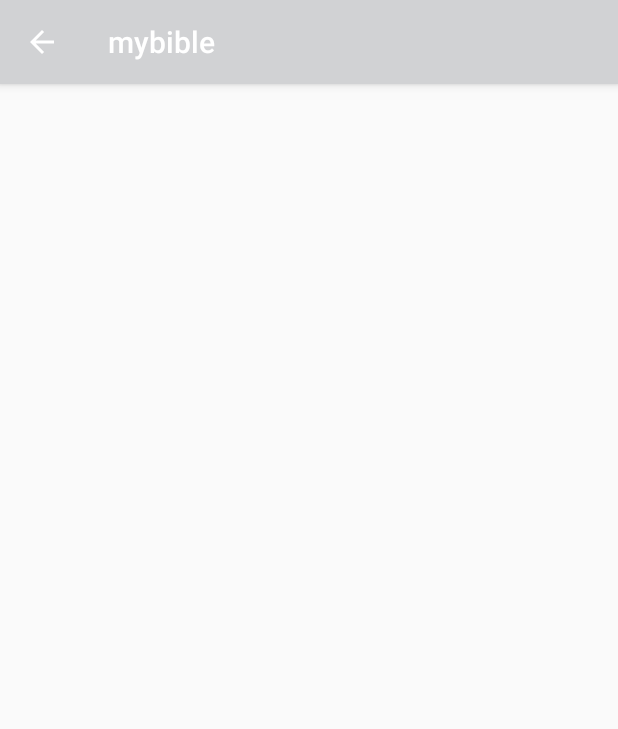
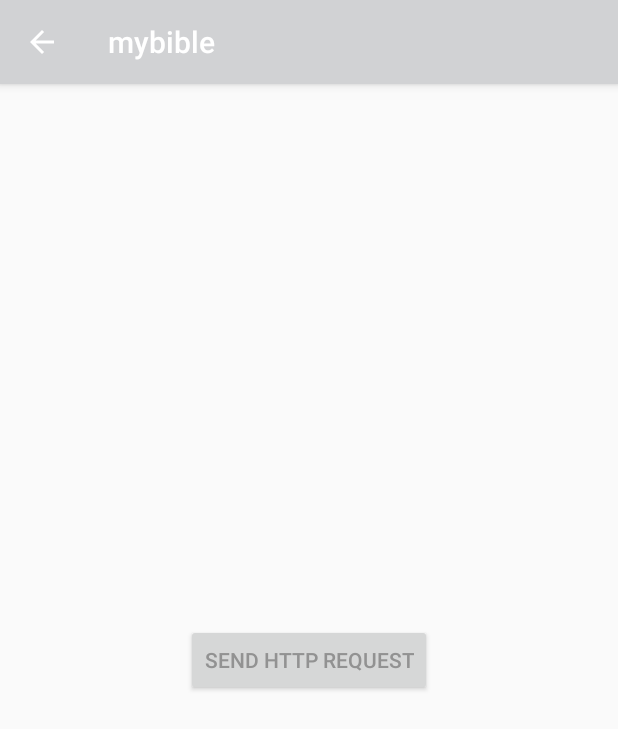
Before and after one commit to duartevicentedrumond/mybible, an Android app: the main_menu_activity screen opened directly, with no data from a screen before it, on a phone screen of 412 x 824 dp. Shown: the top 729 px of the screen. Run offline under Robolectric (Android 15) with nearby library versions, the phone set to English and light mode, and no system bars; our stand-ins replace Volley.

Commit message:
http request

```diff
--- a/app/build.gradle
+++ b/app/build.gradle
@@ -25,4 +25,6 @@
     testImplementation 'junit:junit:4.12'
     androidTestImplementation 'com.android.support.test:runner:1.0.1'
     androidTestImplementation 'com.android.support.test.espresso:espresso-core:3.0.1'
+
+    compile 'com.android.volley:volley:1.0.0'
 }
--- a/app/src/main/AndroidManifest.xml
+++ b/app/src/main/AndroidManifest.xml
@@ -29,4 +29,7 @@
             android:resource="@array/preloaded_fonts" />
     </application>
 
+    <!--  Internet Permissions -->
+    <uses-permission android:name="android.permission.INTERNET" />
+
 </manifest>
--- a/app/src/main/java/com/example/duart/mybible/main_menu_activity.java
+++ b/app/src/main/java/com/example/duart/mybible/main_menu_activity.java
@@ -3,8 +3,27 @@
 import android.content.Intent;
 import android.support.v7.app.AppCompatActivity;
 import android.os.Bundle;
+import android.util.Log;
+import android.view.View;
+import android.widget.Button;
+
+import com.android.volley.Request;
+import com.android.volley.RequestQueue;
+import com.android.volley.Response;
+import com.android.volley.VolleyError;
+import com.android.volley.toolbox.StringRequest;
+import com.android.volley.toolbox.Volley;
 
 public class main_menu_activity extends AppCompatActivity {
+
+    private static final String TAG = main_menu_activity.class.getName();
+    private static final String REQUESTTAG = "string request first";
+    private Button btnSendRequest;
+
+    private RequestQueue mRequestQueue;
+
+    private StringRequest stringRequest;
+    private String url = "http://www.mocky.io/v2/5a82e6352f00007d0074bc0c";
 
     @Override
     protected void onCreate(Bundle savedInstanceState) {
@@ -13,5 +32,49 @@
 
         Intent intent_main_menu = getIntent();
 
+        btnSendRequest = (Button) findViewById(R.id.btn_send_request);
+
+        btnSendRequest.setOnClickListener(new View.OnClickListener() {
+            @Override
+            public void onClick(View view) {
+
+                sendRequestAndPrintResponse();
+
+            }
+        });
+
+    }
+
+    private void sendRequestAndPrintResponse() {
+
+        mRequestQueue = Volley.newRequestQueue(this);
+
+        stringRequest = new StringRequest(Request.Method.GET, url, new Response.Listener<String>() {
+            @Override
+            public void onResponse(String response) {
+
+                Log.i(TAG, "Reponse: " + response.toString());
+
+            }
+        }, new Response.ErrorListener() {
+            @Override
+            public void onErrorResponse(VolleyError error) {
+
+                Log.i(TAG, "Error: " + error.toString());
+
+            }
+        });
+
+        stringRequest.setTag(REQUESTTAG);
+        mRequestQueue.add(stringRequest);
+
+    }
+
+    @Override
+    protected void onStop() {
+        super.onStop();
+        if (mRequestQueue != null){
+            mRequestQueue.cancelAll(REQUESTTAG);
+        }
     }
 }
--- a/app/src/main/res/layout/activity_main.xml
+++ b/app/src/main/res/layout/activity_main.xml
@@ -44,6 +44,7 @@
         android:fontFamily="@font/open_sans"
         android:onClick="login_validation"
         android:text="@string/password_validate"
+        android:textAllCaps="false"
         app:layout_constraintBaseline_toBaselineOf="@+id/password_edittext"
         app:layout_constraintEnd_toEndOf="parent"
         app:layout_constraintHorizontal_bias="0.5"
--- a/app/src/main/res/layout/activity_main_menu_activity.xml
+++ b/app/src/main/res/layout/activity_main_menu_activity.xml
@@ -6,4 +6,15 @@
     android:layout_height="match_parent"
     tools:context="com.example.duart.mybible.main_menu_activity">
 
+    <Button
+        android:id="@+id/btn_send_request"
+        android:layout_width="wrap_content"
+        android:layout_height="wrap_content"
+        android:text="@string/btnSendRequest"
+        app:layout_constraintBottom_toBottomOf="parent"
+        app:layout_constraintEnd_toEndOf="parent"
+        app:layout_constraintHorizontal_bias="0.5"
+        app:layout_constraintStart_toStartOf="parent"
+        app:layout_constraintTop_toTopOf="parent" />
+
 </android.support.constraint.ConstraintLayout>
--- a/app/src/main/res/values/strings.xml
+++ b/app/src/main/res/values/strings.xml
@@ -2,4 +2,5 @@
     <string name="app_name">mybible</string>
     <string name="password">password</string>
     <string name="password_validate">ok</string>
+    <string name="btnSendRequest">Send HTTP Request</string>
 </resources>
```
